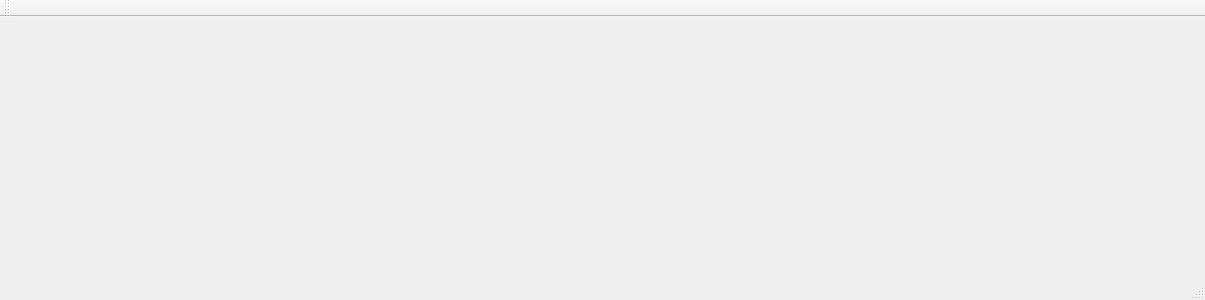
Old version of the form mainwindow.ui in the repository 607011/Qliq.
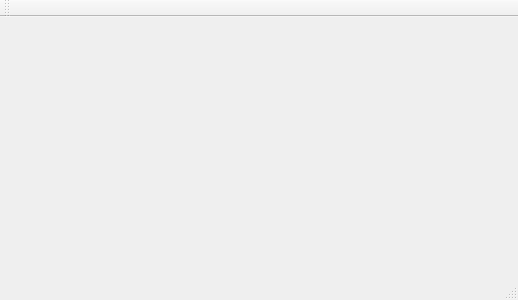
New version of the form.

What changed in the file:
```diff
--- a/mainwindow.ui
+++ b/mainwindow.ui
@@ -6,7 +6,7 @@
    <rect>
     <x>0</x>
     <y>0</y>
-    <width>1205</width>
+    <width>518</width>
     <height>300</height>
    </rect>
   </property>
```
Left out of the diff: 2 changed lines with no effect on the pictures.
